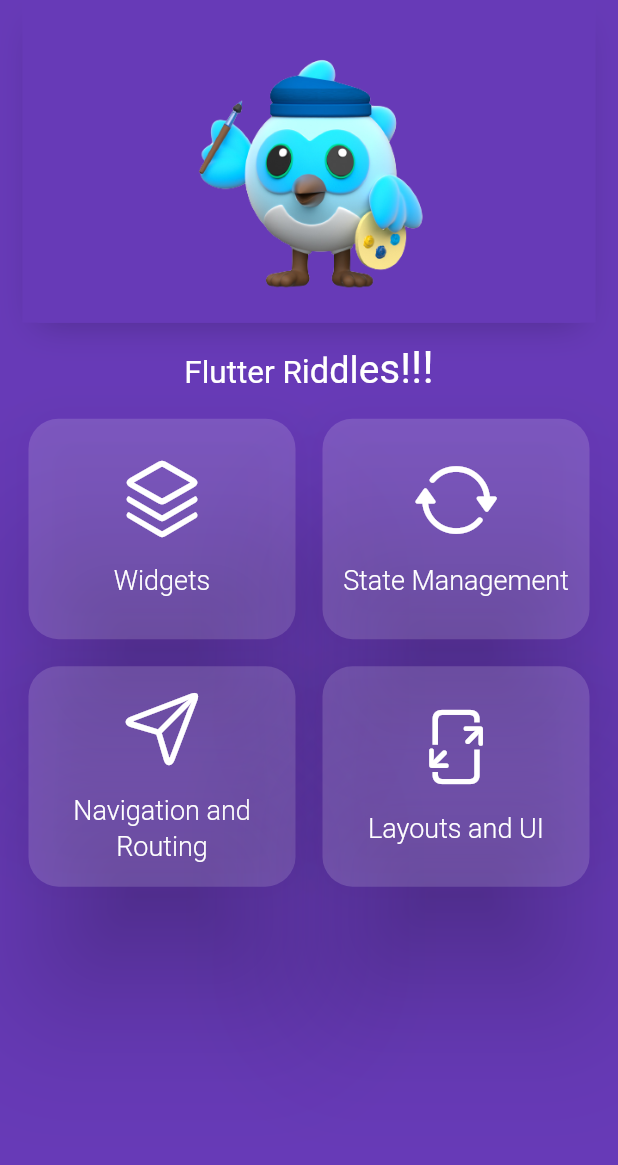
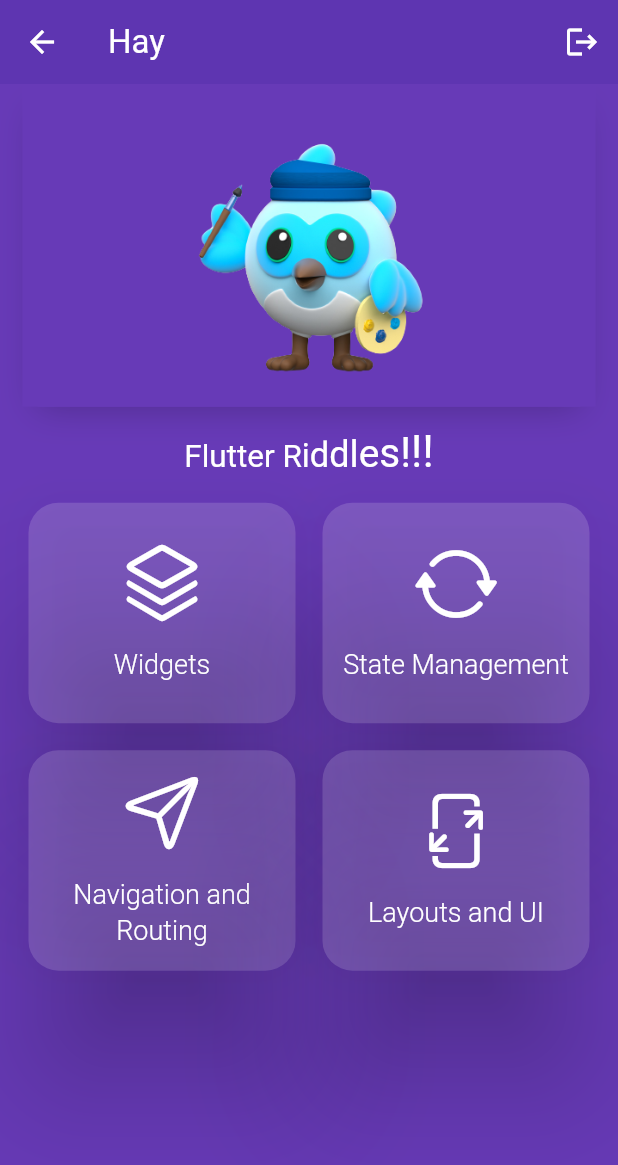
Before and after one commit to dev-nzm99/Flutter-Riddles-App, a Flutter app: the HomePage screen opened by its route, on a phone screen of 412 x 824 dp. Shown: the top 1165 px of the screen. Run offline on Flutter 3.47's test engine with Material 3 defaults, Android fonts, the phone set to English and light mode, and no system bars; our stand-ins replace animated_text_kit, appinio_swiper, flip_card, flutter_secure_storage, lottie; accounts and stored records are empty; project files that could hold a hidden picture were left out.

Commit message:
Add logout option

```diff
--- a/lib/views/flashcard_screen.dart
+++ b/lib/views/flashcard_screen.dart
@@ -23,9 +23,8 @@ class _NewCardState extends State<NewCard> {
   Widget build(BuildContext context) {
     //const Color bgColor = Color(0xFF4993FA);
     const Color bgColor3 = Color(0xFF673AB7);
-    //const Color cardColor = Color(0xFF4F7FD9);
-    //const Color cardColor = Color(0xFF5A78C9);
     const Color cardColor = Color(0xFF7E57C2);
+
     // Get a list of 4 randomly selected Questions objects
     Map<dynamic, dynamic> randomQuestionsMap =
         getRandomQuestionsAndOptions(widget.typeOfTopic, 4);
--- a/lib/views/home_screen.dart
+++ b/lib/views/home_screen.dart
@@ -1,18 +1,82 @@
 import 'package:flashcards_quiz/models/flutter_topics_model.dart';
 import 'package:flashcards_quiz/views/flashcard_screen.dart';
 import 'package:flutter/material.dart';
+// If you use Firebase Auth, uncomment:
+// import 'package:firebase_auth/firebase_auth.dart';
 
 class HomePage extends StatelessWidget {
   const HomePage({super.key});
 
+  Future<void> _handleLogout(BuildContext context) async {
+    final bool? confirm = await showDialog<bool>(
+      context: context,
+      builder: (ctx) => AlertDialog(
+        backgroundColor: Colors.white,
+        title: const Text("Log out"),
+        content: const Text("Are you sure you want to log out?"),
+        actions: [
+          TextButton(
+            onPressed: () => Navigator.pop(ctx, false),
+            child: const Text("Cancel"),
+          ),
+          ElevatedButton(
+            onPressed: () => Navigator.pop(ctx, true),
+            child: const Text("Log out"),
+          ),
+        ],
+      ),
+    );
+
+    if (confirm != true) return;
+
+    // ---- Logout logic (choose what matches your app) ----
+
+    // 1) If you use Firebase Auth:
+    // await FirebaseAuth.instance.signOut();
+
+    // 2) If you store a token in SharedPreferences, clear it here.
+    // (Example placeholder)
+    // final prefs = await SharedPreferences.getInstance();
+    // await prefs.remove('token');
+
+    // Then go to Login and remove all previous routes:
+    Navigator.of(context).pushNamedAndRemoveUntil('/login', (route) => false);
+
+    // If you prefer direct widget navigation instead of named route:
+    // Navigator.of(context).pushAndRemoveUntil(
+    //   MaterialPageRoute(builder: (_) => const LoginScreen()),
+    //   (route) => false,
+    // );
+  }
+
   @override
   Widget build(BuildContext context) {
-    // const Color bgColor = Color(0xFF4993FA);
-    final Color bgColor = Colors.white10.withOpacity(0.15);
+    final Color cardBg = Colors.white10.withOpacity(0.15);
 
-    //const Color bgColor3 = Color(0xFF5170FD);
+    // Your main background
     const Color bgColor3 = Color(0xFF673AB7);
+
+    // Slightly deeper purple for AppBar (works well on top of bgColor3)
+    const Color appBarColor = Color(0xFF5E35B1);
+
     return Scaffold(
+      appBar: AppBar(
+        title: const Text("Hay"),
+        backgroundColor: appBarColor,
+        foregroundColor: Colors.white,
+        elevation: 0,
+        centerTitle: false,
+        actions: [
+          IconButton(
+            tooltip: "Logout",
+            iconSize: 24, // right size for AppBar
+            constraints: const BoxConstraints(minWidth: 44, minHeight: 44),
+            padding: const EdgeInsets.symmetric(horizontal: 8),
+            icon: const Icon(Icons.logout),
+            onPressed: () => _handleLogout(context),
+          ),
+        ],
+      ),
       backgroundColor: bgColor3,
       body: SafeArea(
         child: Padding(
@@ -35,9 +99,7 @@ class HomePage extends StatelessWidget {
                 ),
                 child: Image.asset("assets/dash.png"),
               ),
-              const SizedBox(
-                height: 10,
-              ),
+              const SizedBox(height: 10),
               Center(
                 child: RichText(
                   text: TextSpan(
@@ -68,9 +130,7 @@ class HomePage extends StatelessWidget {
                   ),
                 ),
               ),
-              const SizedBox(
-                height: 10,
-              ),
+              const SizedBox(height: 10),
               GridView.builder(
                 gridDelegate: const SliverGridDelegateWithFixedCrossAxisCount(
                   crossAxisCount: 2,
@@ -94,10 +154,9 @@ class HomePage extends StatelessWidget {
                           ),
                         ),
                       );
-                      print(topicsData.topicName);
                     },
                     child: Card(
-                      color: bgColor,
+                      color: cardBg,
                       elevation: 40,
                       shape: RoundedRectangleBorder(
                         borderRadius: BorderRadius.circular(20),
@@ -105,16 +164,13 @@ class HomePage extends StatelessWidget {
                       child: Center(
                         child: Column(
                           mainAxisAlignment: MainAxisAlignment.center,
-                          crossAxisAlignment: CrossAxisAlignment.center,
                           children: [
                             Icon(
                               topicsData.topicIcon,
                               color: Colors.white,
                               size: 55,
                             ),
-                            const SizedBox(
-                              height: 15,
-                            ),
+                            const SizedBox(height: 15),
                             Text(
                               topicsData.topicName,
                               textAlign: TextAlign.center,
```
